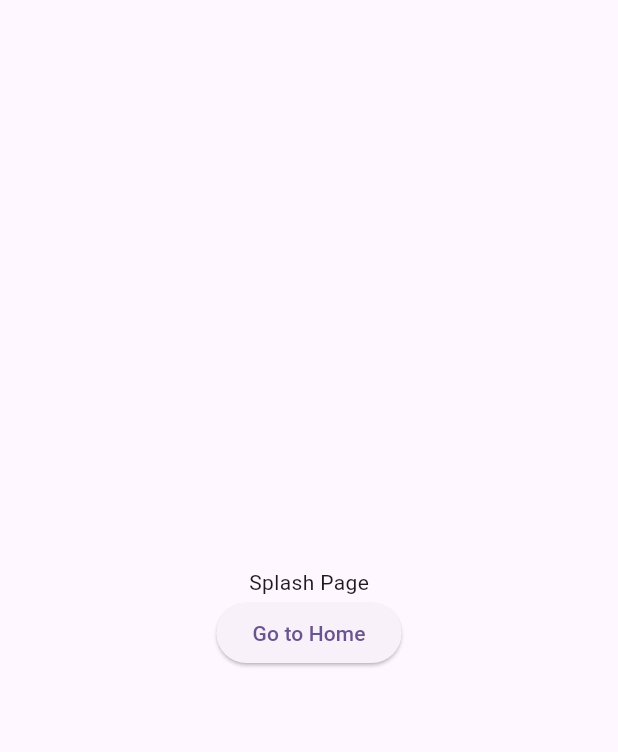
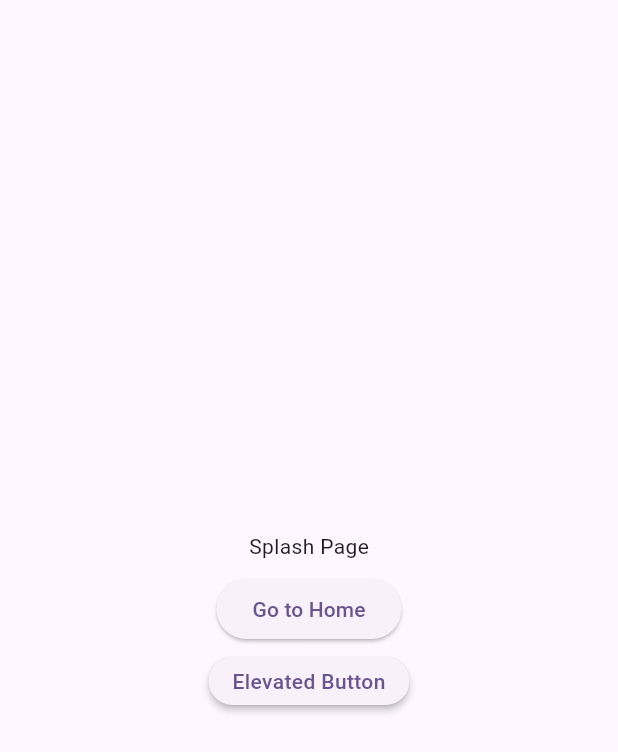
Before and after one commit to hasToDev/asteroid_q, a Flutter app: the screen it shows after launch, on a phone screen of 412 x 824 dp. Shown: the top 752 px of the screen. Run offline on Flutter 3.47's test engine with Material 3 defaults, Android fonts, the phone set to English and light mode, and no system bars; our stand-ins replace go_router.

Commit message:
add app elevated button

```diff
--- /dev/null
+++ b/lib/core/components/colors.dart
@@ -0,0 +1,4 @@
+import 'package:flutter/material.dart';
+
+// #1D1D1D
+const Color buttonBlackShadow = Color.fromRGBO(29, 29, 29, 0.1);
--- a/lib/core/components/components.dart
+++ b/lib/core/components/components.dart
@@ -1,2 +1,3 @@
+export 'colors.dart';
 export 'enums.dart';
 export 'extensions.dart';
--- a/lib/pages/initialization_page.dart
+++ b/lib/pages/initialization_page.dart
@@ -1,4 +1,5 @@
 import 'package:asteroid_q/core/core.dart';
+import 'package:asteroid_q/widgets/widgets.dart';
 import 'package:flutter/material.dart';
 import 'package:go_router/go_router.dart';
 
@@ -15,6 +16,7 @@ class _InitializationPageState extends State<InitializationPage> {
     return Scaffold(
       body: Center(
         child: Column(
+          spacing: 8,
           mainAxisAlignment: MainAxisAlignment.center,
           children: [
             const Text('Splash Page'),
@@ -24,6 +26,12 @@ class _InitializationPageState extends State<InitializationPage> {
               },
               child: const Text('Go to Home'),
             ),
+            AppElevatedButton(
+              title: 'Elevated Button',
+              onPressed: () {
+                // context.go(AppPaths.home);
+              },
+            ),
           ],
         ),
       ),
--- a/lib/pages/pages.dart
+++ b/lib/pages/pages.dart
@@ -1,6 +1,6 @@
 export 'audio_page.dart';
 export 'gameplay_page.dart';
 export 'home_page.dart';
+export 'initialization_page.dart';
 export 'leaderboard_page.dart';
-export 'initialization_page.dart';
 export 'username_page.dart';
--- /dev/null
+++ b/lib/widgets/app_elevated_button.dart
@@ -0,0 +1,64 @@
+import 'package:asteroid_q/core/core.dart';
+import 'package:flutter/material.dart';
+
+class AppElevatedButton extends StatefulWidget {
+  final String title;
+  final VoidCallback? onPressed;
+
+  const AppElevatedButton({
+    super.key,
+    required this.title,
+    this.onPressed,
+  });
+
+  @override
+  State<AppElevatedButton> createState() => _AppElevatedButtonState();
+}
+
+class _AppElevatedButtonState extends State<AppElevatedButton> {
+  bool _isHovered = false;
+
+  @override
+  Widget build(BuildContext context) {
+    return MouseRegion(
+      onEnter: (_) => setState(() => _isHovered = true),
+      onExit: (_) => setState(() => _isHovered = false),
+      child: Container(
+        decoration: BoxDecoration(
+          borderRadius: BorderRadius.circular(16),
+          boxShadow: [
+            BoxShadow(
+              color: buttonBlackShadow,
+              spreadRadius: _isHovered ? 1 : 0,
+              blurRadius: _isHovered ? 2 : 0,
+              offset: Offset(0, _isHovered ? 2 : 0),
+            ),
+          ],
+        ),
+        child: Material(
+          color: Theme.of(context).colorScheme.surfaceContainerLow,
+          elevation: _isHovered ? 4 : 2,
+          borderRadius: BorderRadius.circular(16),
+          child: InkWell(
+            borderRadius: BorderRadius.circular(16),
+            onTap: widget.onPressed,
+            child: Padding(
+              padding: const EdgeInsets.symmetric(
+                horizontal: 16,
+                vertical: 6,
+              ),
+              child: Text(
+                widget.title,
+                style: TextStyle(
+                  color: Theme.of(context).primaryColor,
+                  fontSize: 14,
+                  fontWeight: FontWeight.w500,
+                ),
+              ),
+            ),
+          ),
+        ),
+      ),
+    );
+  }
+}
--- /dev/null
+++ b/lib/widgets/widgets.dart
@@ -0,0 +1 @@
+export 'app_elevated_button.dart';
```
